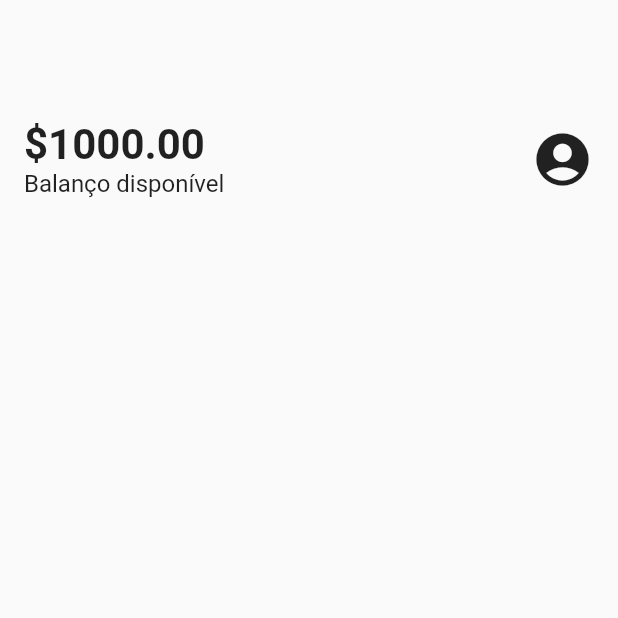
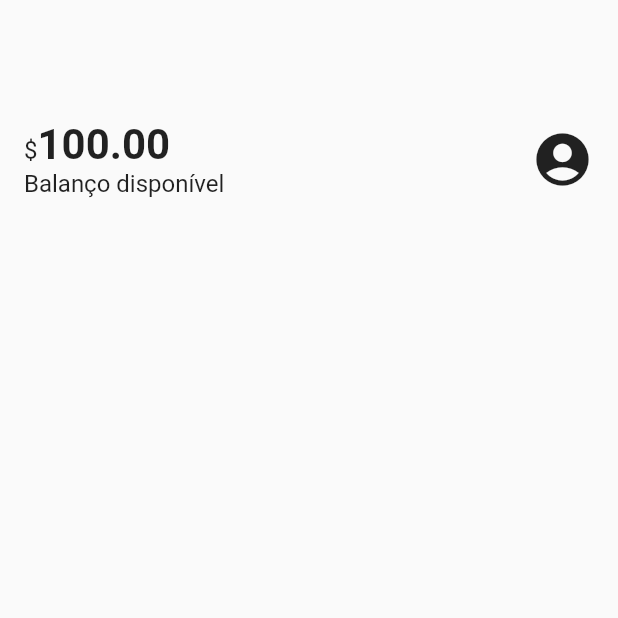
Before and after one commit to diegominelli/aluBank, a Flutter app: the screen it shows after launch, on a phone screen of 412 x 824 dp, the top half of it. Run offline on Flutter 3.47's test engine with Material 2 defaults, Android fonts, the phone set to English and light mode, and no system bars.

Commit message:
usando o text rich

```diff
--- a/lib/components/sections/header.dart
+++ b/lib/components/sections/header.dart
@@ -15,11 +15,17 @@ class Header extends StatelessWidget {
             Column(
               crossAxisAlignment: CrossAxisAlignment.start,
               children: const <Widget>[
-                Text(
-                  '\$1000.00',
-                  style: TextStyle(
-                    fontSize: 28,
-                    fontWeight: FontWeight.bold,
+                Text.rich(
+                  TextSpan(
+                    text: '\$',
+                    style: TextStyle(fontSize: 16),
+                    children: <TextSpan>[
+                      TextSpan(
+                        text: '100.00',
+                        style: TextStyle(
+                            fontSize: 28, fontWeight: FontWeight.bold),
+                      ),
+                    ],
                   ),
                 ),
                 Text(
```
